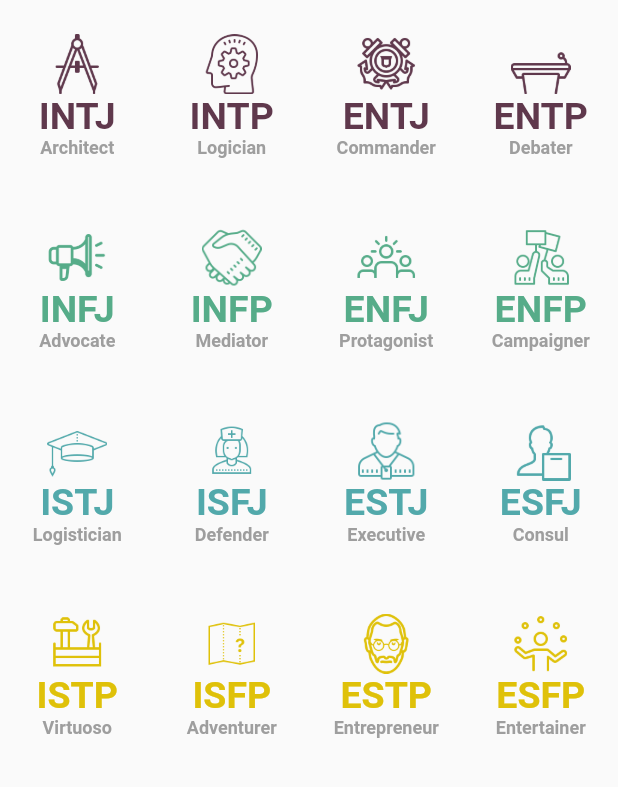
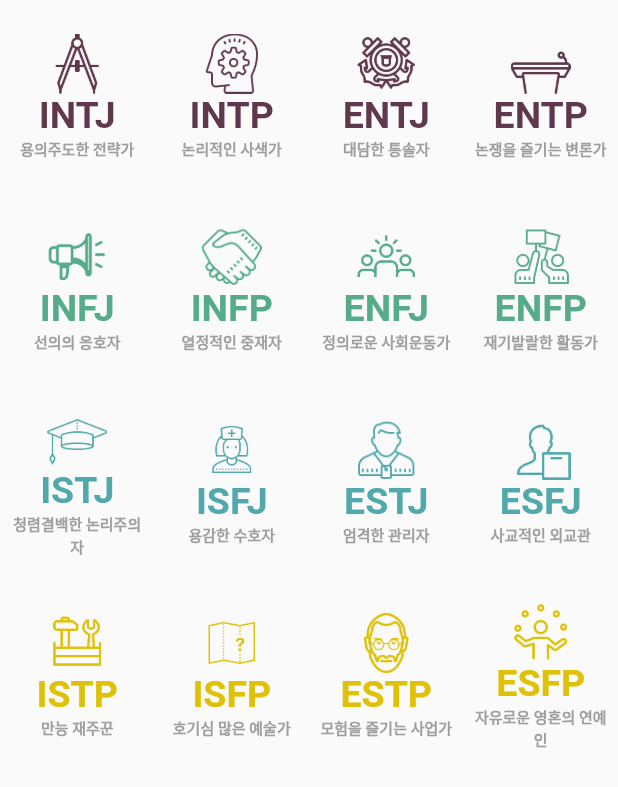
Before and after one commit to powerwlsl/mbti, a Flutter app: the MbtiListScreen screen opened directly, on a phone screen of 412 x 824 dp. Shown: the top 787 px of the screen. Run offline on Flutter 3.47's test engine with Material 2 defaults, Android fonts, the phone set to English and light mode, and no system bars; our stand-ins replace fancy_bottom_navigation, shared_preferences; accounts and stored records are empty.

Commit message:
Add character ko

```diff
--- a/lib/models/mbtis.dart
+++ b/lib/models/mbtis.dart
@@ -9,6 +9,7 @@ class Mbtis {
       "type": "분석형",
 //      TODO translate to korean
       "character": "Architect",
+      "character_ko": "용의주도한 전략가",
       "color": 0xFF5F384C,
       "summary": "상상력이 풍부하며 철두철미한 계획을 세우는 전략가형.",
       "details": [
@@ -102,6 +103,7 @@ class Mbtis {
       },
       "type": "분석형",
       "character": "Logician",
+      "character_ko": "논리적인 사색가",
       "color": 0xFF5F384C,
       "summary": "끊임없이 새로운 지식에 목말라 하는 혁신가형.",
       "details": [
@@ -147,6 +149,7 @@ class Mbtis {
       },
       "type": "분석형",
       "character": "Commander",
+      "character_ko": "대담한 통솔자",
       "color": 0xFF5F384C,
       "summary":
           "대담하면서도 상상력이 풍부한 강한 의지의 소유자로 다양한 방법을 모색하거나 여의치 않을 경우 새로운 방안을 창출하는 리더형.",
@@ -192,6 +195,7 @@ class Mbtis {
       },
       "type": "분석형",
       "character": "Debater",
+      "character_ko": "논쟁을 즐기는 변론가",
       "color": 0xFF5F384C,
       "summary": "지적인 도전을 두려워하지 않는 똑똑한 호기심형.",
       "details": [
@@ -242,6 +246,7 @@ class Mbtis {
       },
       "type": "외교형",
       "character": "Advocate",
+      "character_ko": "선의의 옹호자",
       "color": 0xFF56AC89,
       "summary": "조용하고 신비로우며 샘솟는 영감으로 지칠 줄 모르는 이상주의자.",
       "details": [
@@ -282,6 +287,7 @@ class Mbtis {
       },
       "type": "외교형",
       "character": "Mediator",
+      "character_ko": "열정적인 중재자",
       "color": 0xFF56AC89,
       "summary": "상냥한 성격의 이타주의자로 건강하고 밝은 사회 건설에 앞장서는 낭만형.",
       "details": [
@@ -326,6 +332,7 @@ class Mbtis {
       },
       "type": "외교형",
       "character": "Protagonist",
+      "character_ko": "정의로운 사회운동가",
       "color": 0xFF56AC89,
       "summary": "넘치는 카리스마와 영향력으로 청중을 압도하는 리더형.",
       "details": [
@@ -359,6 +366,7 @@ class Mbtis {
       },
       "type": "외교형",
       "character": "Campaigner",
+      "character_ko": "재기발랄한 활동가",
       "color": 0xFF56AC89,
       "summary":
           "창의적이며 항상 웃을 거리를 찾아다니는 활발한 성격으로 사람들과 자유롭게 어울리기를 좋아하는 넘치는 열정의 소유자.",
@@ -396,6 +404,7 @@ class Mbtis {
       },
       "type": "관리자형",
       "character": "Logistician",
+      "character_ko": "청렴결백한 논리주의자",
       "color": 0xFF52A9AB,
       "summary": "사실에 근거하여 사고하며 이들의 행동이나 결정 사항에 한 치의 의심을 사지 않는 현실주의자형.",
       "details": [
@@ -442,6 +451,7 @@ class Mbtis {
       },
       "type": "관리자형",
       "character": "Defender",
+      "character_ko": "용감한 수호자",
       "color": 0xFF52A9AB,
       "summary": "소중한 이들을 수호하는 데 심혈을 기울이는 헌신적이며 성실한 방어자형.",
       "details": [
@@ -487,6 +497,7 @@ class Mbtis {
       },
       "type": "관리자형",
       "character": "Executive",
+      "character_ko": "엄격한 관리자",
       "color": 0xFF52A9AB,
       "summary": "사물이나 사람을 관리하는 데 타의 추종을 불허하는 뛰어난 실력을 갖춘 관리자형.",
       "details": [
@@ -520,6 +531,7 @@ class Mbtis {
       },
       "type": "관리자형",
       "character": "Consul",
+      "character_ko": "사교적인 외교관",
       "color": 0xFF52A9AB,
       "summary": "타인을 향한 세심한 관심과 사교적인 성향으로 사람들 내에서 인기가 많으며, 타인을 돕는데 열성적인 세심형.",
       "details": [
@@ -566,6 +578,7 @@ class Mbtis {
       },
       "type": "탐험가형",
       "character": "Virtuoso",
+      "character_ko": "만능 재주꾼",
       "color": 0xFFDFC109,
       "summary": "대담하고 현실적인 성향으로 다양한 도구 사용에 능숙한 탐험형.",
       "details": [
@@ -618,6 +631,7 @@ class Mbtis {
       },
       "type": "탐험가형",
       "character": "Adventurer",
+      "character_ko": "호기심 많은 예술가",
       "color": 0xFFDFC109,
       "summary": "항시 새로운 것을 찾아 시도하거나 도전할 준비가 되어 있는 융통성 있는 성격의 매력 넘치는 예술가형. ",
       "details": [
@@ -656,6 +670,7 @@ class Mbtis {
       },
       "type": "탐험가형",
       "character": "Entrepreneur",
+      "character_ko": "모험을 즐기는 사업가",
       "color": 0xFFDFC109,
       "summary":
           "벼랑 끝의 아슬아슬한 삶을 진정으로 즐길 줄 아는 이들로 명석한 두뇌와 에너지, 그리고 뛰어난 직관력을 가지고 있는 유형.",
@@ -709,6 +724,7 @@ class Mbtis {
       },
       "type": "탐험가형",
       "character": "Entertainer",
+      "character_ko": "자유로운 영혼의 연예인",
       "color": 0xFFDFC109,
       "summary": "주위에 있으면 인생이 지루할 새가 없을 정도로 즉흥적이며 열정과 에너지가 넘치는 연예인형.",
       "details": [
--- a/lib/screens/main_screen.dart
+++ b/lib/screens/main_screen.dart
@@ -46,7 +46,7 @@ class _MainScreenState extends State<MainScreen> {
                 title: Padding(
                   padding: const EdgeInsets.symmetric(vertical: 8.0),
                   child: Text(
-                    myMbti["character"],
+                    myMbti["character_ko"],
                   ),
                 ),
                 subtitle: Text(myMbti["summary"]),
--- a/lib/screens/mbti_list_screen.dart
+++ b/lib/screens/mbti_list_screen.dart
@@ -68,8 +68,11 @@ class MbtiGridListItem extends StatelessWidget {
             ),
             Center(
               child: Text(
-                Mbtis.Types[type]["character"],
-                style: kSecondarySmallTextStyle,
+                Mbtis.Types[type]["character_ko"],
+                style: kSecondarySmallTextStyle.copyWith(
+                  fontSize: 10,
+                ),
+                textAlign: TextAlign.center,
               ),
             ),
           ],
```
